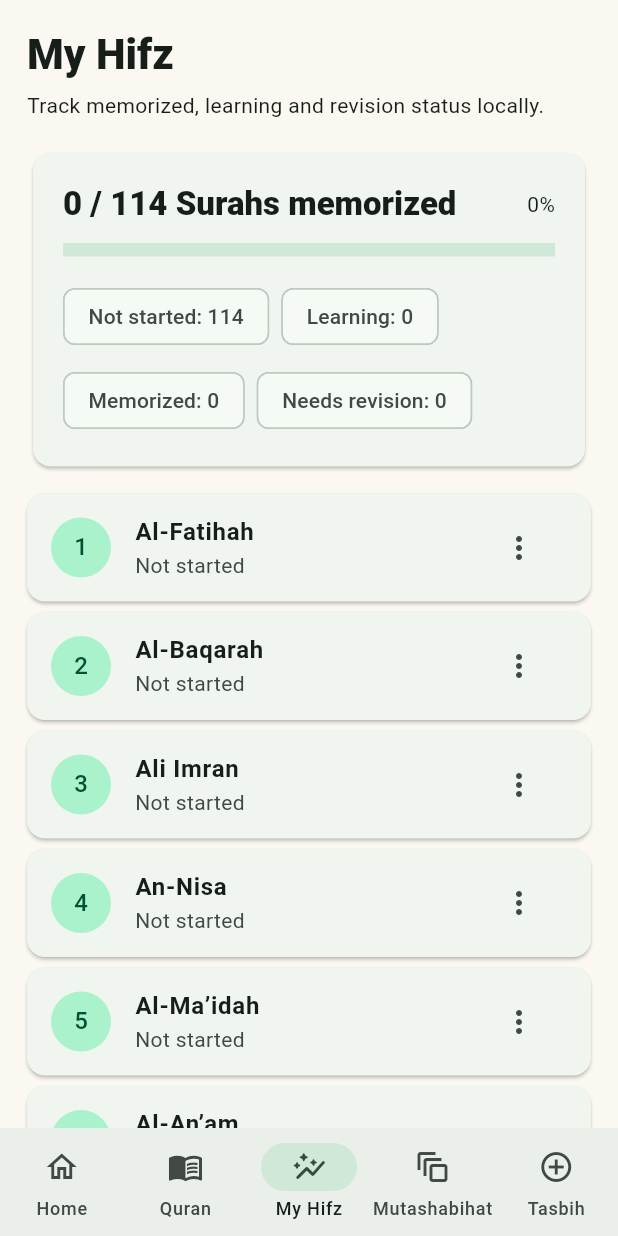
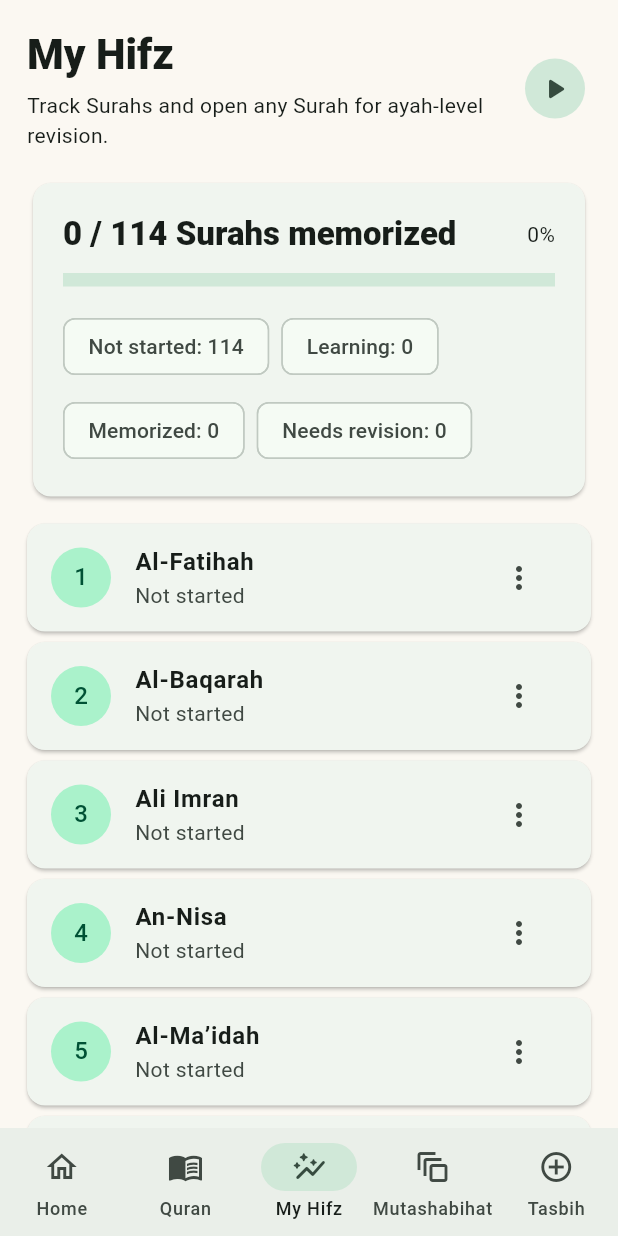
Before and after one commit to shahudtaha08-source/Hifz-companion, a Flutter app: the screen it shows after launch, item 3 of the bottom bar chosen, on a phone screen of 412 x 824 dp. Run offline on Flutter 3.47's test engine with Material 3 defaults, Android fonts, the light colour scheme and no system bars; our stand-ins replace flutter_svg, just_audio, shared_preferences.

Commit message:
feat(hifz): open ayah-level revision tracker

```diff
--- a/flutter_app/lib/features/hifz/hifz_page.dart
+++ b/flutter_app/lib/features/hifz/hifz_page.dart
@@ -1,5 +1,7 @@
 import 'package:flutter/material.dart';
 import 'package:shared_preferences/shared_preferences.dart';
+
+import 'ayah_hifz_page.dart';
 
 class HifzPage extends StatefulWidget {
   const HifzPage({super.key});
@@ -48,9 +50,27 @@ class _HifzPageState extends State<HifzPage> {
             child: Column(
               crossAxisAlignment: CrossAxisAlignment.stretch,
               children: [
-                Text('My Hifz', style: theme.textTheme.headlineMedium?.copyWith(fontWeight: FontWeight.w800)),
-                const SizedBox(height: 6),
-                const Text('Track memorized, learning and revision status locally.'),
+                Row(children: [
+                  Expanded(child: Column(crossAxisAlignment: CrossAxisAlignment.start, children: [
+                    Text('My Hifz', style: theme.textTheme.headlineMedium?.copyWith(fontWeight: FontWeight.w800)),
+                    const SizedBox(height: 6),
+                    const Text('Track Surahs and open any Surah for ayah-level revision.'),
+                  ])),
+                  IconButton.filledTonal(
+                    tooltip: 'Continue Hifz',
+                    onPressed: () async {
+                      final p = await SharedPreferences.getInstance();
+                      final n = p.getInt('hifz_last_surah');
+                      if (!context.mounted) return;
+                      if (n == null || n < 1 || n > 114) {
+                        ScaffoldMessenger.of(context).showSnackBar(const SnackBar(content: Text('No Hifz session saved yet. Open a Surah to begin.')));
+                        return;
+                      }
+                      Navigator.of(context).push(MaterialPageRoute(builder: (_) => AyahHifzPage(surahNumber: n, surahName: names[n - 1])));
+                    },
+                    icon: const Icon(Icons.play_arrow_rounded),
+                  ),
+                ]),
                 const SizedBox(height: 18),
                 Card(
                   child: Padding(
@@ -80,6 +100,7 @@ class _HifzPageState extends State<HifzPage> {
                       leading: CircleAvatar(child: Text('$n')),
                       title: Text(names[i], style: const TextStyle(fontWeight: FontWeight.w700)),
                       subtitle: Text(s),
+                      onTap: () => Navigator.of(context).push(MaterialPageRoute(builder: (_) => AyahHifzPage(surahNumber: n, surahName: names[i]))),
                       trailing: PopupMenuButton<String>(
                         initialValue: s,
                         onSelected: (v) => setStatus(n, v),
```
